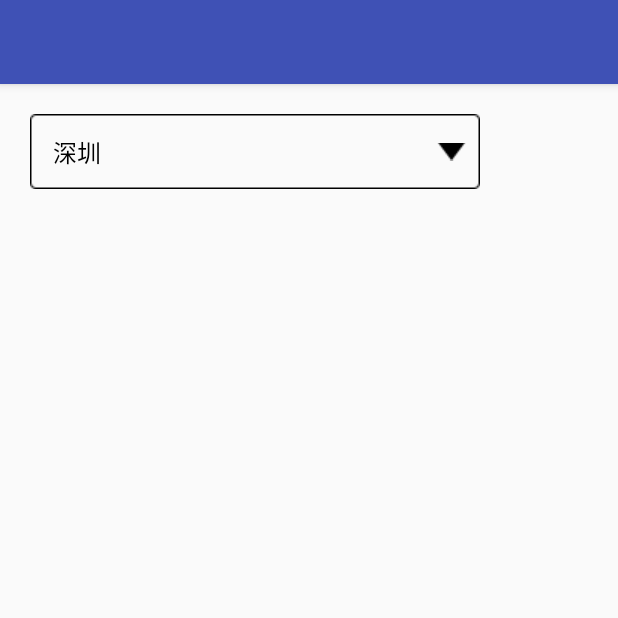
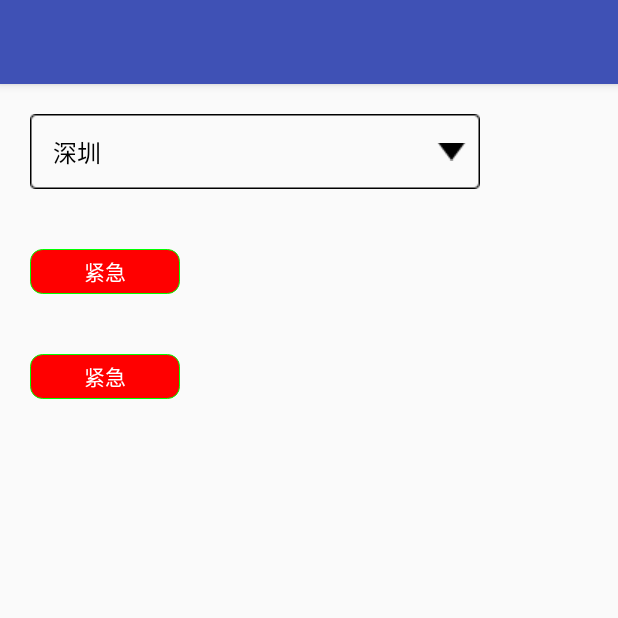
Before and after one commit to xiehua90/Compoent, an Android app: the fragment SpinnerFragment shown on its own in the app's theme, on a phone screen of 412 x 824 dp, the top half of it. Run offline under Robolectric (Android 15) with nearby library versions, the phone set to English and light mode, and no system bars.

Commit message:
GradienDrawable
代码创建ShapeDrawable

```diff
--- a/app/src/main/java/com/example/thinkdo/fragment/AdjustNumBtnFragment.java
+++ b/app/src/main/java/com/example/thinkdo/fragment/AdjustNumBtnFragment.java
@@ -1,8 +1,12 @@
 package com.example.thinkdo.fragment;
 
 import android.app.Fragment;
+import android.graphics.Color;
+import android.graphics.drawable.GradientDrawable;
 import android.os.Bundle;
+
 import androidx.annotation.Nullable;
+
 import android.view.LayoutInflater;
 import android.view.View;
 import android.view.ViewGroup;
@@ -41,4 +45,19 @@ public class AdjustNumBtnFragment extends Fragment {
             }
         });
     }
+
+    private void test() {
+        GradientDrawable drawable = new GradientDrawable();
+
+        drawable.setColor(Color.RED);
+        drawable.setStroke(1, Color.GREEN);
+
+        float cornerRadis = getActivity().getResources().getDisplayMetrics().density * 8;
+
+//        drawable.setCornerRadius(cornerRadis);
+        drawable.setCornerRadii(new float[]{cornerRadis, cornerRadis, cornerRadis, cornerRadis,
+                cornerRadis, cornerRadis, cornerRadis, cornerRadis});
+
+
+    }
 }
--- a/kotlin/src/main/java/com/example/xh/kotlin/fragment/SpinnerFragment.kt
+++ b/kotlin/src/main/java/com/example/xh/kotlin/fragment/SpinnerFragment.kt
@@ -1,5 +1,7 @@
 package com.example.xh.kotlin.fragment
 
+import android.graphics.Color
+import android.graphics.drawable.GradientDrawable
 import android.os.Bundle
 import android.view.LayoutInflater
 import android.view.View
@@ -8,7 +10,7 @@ import android.widget.ArrayAdapter
 import android.widget.Spinner
 import androidx.fragment.app.Fragment
 import com.example.xh.kotlin.R
-import kotlinx.android.synthetic.main.spinnner.view.*
+import kotlinx.android.synthetic.main.spinnner.*
 
 class SpinnerFragment : Fragment() {
     override fun onCreateView(inflater: LayoutInflater, container: ViewGroup?, savedInstanceState: Bundle?): View? {
@@ -21,5 +23,44 @@ class SpinnerFragment : Fragment() {
         val array = activity?.resources?.getStringArray(R.array.city_array)
 
         spinner.adapter = ArrayAdapter(activity, android.R.layout.simple_spinner_dropdown_item, android.R.id.text1, array)
+
+        textView1.setTextColor(Color.WHITE)
+        textView2.setTextColor(Color.WHITE)
+        setBackground(textView1)
+        setBackground2(textView2)
+
     }
+
+
+    fun setBackground(view: View){
+        val drawable = GradientDrawable()
+
+        drawable.setColor(Color.RED)
+        drawable.setStroke(1, Color.GREEN)
+
+        val cornerRadius = resources.displayMetrics.density * 8
+
+//        drawable.cornerRadius = cornerRadius
+        drawable.cornerRadii = floatArrayOf(cornerRadius, cornerRadius, cornerRadius, cornerRadius,
+                cornerRadius, cornerRadius, cornerRadius, cornerRadius)
+
+        view.background = drawable
+    }
+
+    fun setBackground2(view: View){
+        val drawable = GradientDrawable()
+
+        drawable.setColor(Color.RED)
+        drawable.setStroke(1, Color.GREEN)
+
+        val cornerRadius = resources.displayMetrics.density * 8
+
+        drawable.cornerRadius = cornerRadius
+//        drawable.cornerRadii = floatArrayOf(cornerRadius, cornerRadius, cornerRadius, cornerRadius,
+//                cornerRadius, cornerRadius, cornerRadius, cornerRadius)
+
+        view.background = drawable
+    }
+
+
 }
--- a/kotlin/src/main/res/layout/spinnner.xml
+++ b/kotlin/src/main/res/layout/spinnner.xml
@@ -12,4 +12,20 @@
         android:background="@drawable/spinner_bg"
         android:overlapAnchor="false" />
 
+    <TextView
+        android:id="@+id/textView1"
+        android:layout_width="100dp"
+        android:layout_height="30dp"
+        android:gravity="center"
+        android:layout_margin="20dp"
+        android:text="紧急"/>
+
+    <TextView
+        android:id="@+id/textView2"
+        android:layout_width="100dp"
+        android:layout_height="30dp"
+        android:gravity="center"
+        android:layout_margin="20dp"
+        android:text="紧急"/>
+
 </LinearLayout>
```
Also changed, not shown: 1 other file.
